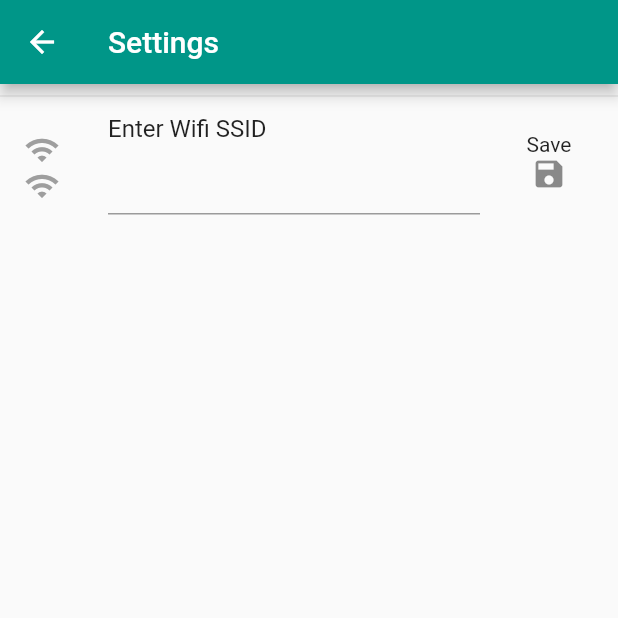
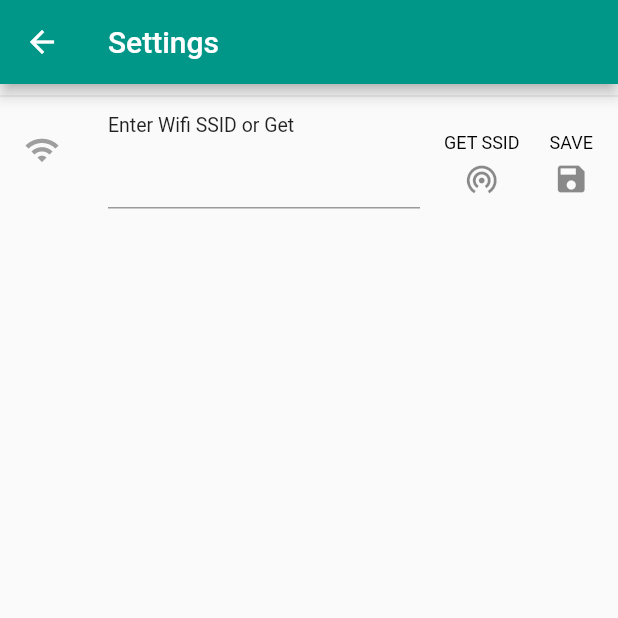
Before and after one commit to shanix13/geofence_test, a Flutter app: the screen it shows after launch, after a tap on the "settings" icon, on a phone screen of 412 x 824 dp, the top half of it. Run offline on Flutter 3.47's test engine with Material 2 defaults, Android fonts, the phone set to English and light mode, and no system bars; our stand-ins replace geolocator, google_nav_bar, shared_preferences; missing offline and left inert: geolocation, wifi_info_plugin.

```diff
--- a/lib/Helper/Config.dart
+++ b/lib/Helper/Config.dart
@@ -4,7 +4,9 @@ class Config {
   static int currentIndex = 0;
   static int selectedIndex = 0;
   static bool trackingStart = false;
-  static Map<String, GeofenceModel> geofenceList = new Map();
+  //TODO add list for multi geo
+  //static List<GeofenceModel> geofenceList = new List();
+  static GeofenceModel geofenceList = new GeofenceModel();
   static double geoFenceRadius = 10;
 }
 
--- a/lib/Helper/Geofencer.dart
+++ b/lib/Helper/Geofencer.dart
@@ -45,9 +45,10 @@ class Geofencer {
                   _subscriptionStartedTimestamp) ~/
               1000,
         );
+        var ssid = await wifi.getSSID();
         var geoVal = await checkGeofence(location.result.locations[0].latitude,
-            location.result.locations[0].longitude, wifi.getSSID());
-        provider.setUserLocations(location, geoVal, wifi.getSSID());
+            location.result.locations[0].longitude, ssid);
+        provider.setUserLocations(location, geoVal, ssid);
       });
 
       _subscription.onDone(() {
@@ -64,18 +65,18 @@ class Geofencer {
     gfm.lng = 100.3081;
     gfm.name = "GeoFence1";
     gfm.ssid = "X-WIFI";
-    cfg.Config.geofenceList["GeoFence1"] = gfm;
+    cfg.Config.geofenceList = gfm;
   }
 
   Future<List> checkGeofence(
       double curretLat, double currentLng, String ssid) async {
     cfg.geoStat geoStat;
-    var lat = cfg.Config.geofenceList["GeoFence1"].lat;
-    var lng = cfg.Config.geofenceList["GeoFence1"].lng;
+    var lat = cfg.Config.geofenceList.lat;
+    var lng = cfg.Config.geofenceList.lng;
     double distanceFromFence = await geoLoc.Geolocator()
         .distanceBetween(lat, lng, curretLat, currentLng);
     if (distanceFromFence <= cfg.Config.geoFenceRadius ||
-        ssid == cfg.Config.geofenceList["GeoFence1"].ssid) {
+        ssid == cfg.Config.geofenceList.ssid) {
       geoStat = cfg.geoStat.inside;
     } else {
       geoStat = cfg.geoStat.outside;
--- a/lib/Helper/WifiHelper.dart
+++ b/lib/Helper/WifiHelper.dart
@@ -14,8 +14,8 @@ class WifiHelper {
     _wifiObject = wifiObject;
   }
 
-  String getSSID() {
-    initialize();
+  Future<String> getSSID() async {
+    await initialize();
     var ssid = _wifiObject.ssid.replaceAll("\"", "");
     return ssid;
   }
--- a/lib/Model/GeofenceModel.dart
+++ b/lib/Model/GeofenceModel.dart
@@ -1,8 +1,9 @@
 class GeofenceModel {
-  GeofenceModel({this.lat, this.lng, this.name, this.ssid});
+  GeofenceModel({this.lat, this.lng, this.name, this.ssid, this.radius});
 
   double lat;
   double lng;
+  double radius;
   String name;
   String ssid;
 }
--- a/lib/View/SettingView.dart
+++ b/lib/View/SettingView.dart
@@ -1,4 +1,5 @@
 import 'package:flutter/material.dart';
+import 'package:geofence_test/Helper/WifiHelper.dart';
 import 'package:geofence_test/WidgetX/StyleX.dart';
 
 class SettingView extends StatefulWidget {
@@ -26,7 +27,8 @@ class _SettingViewState extends State<SettingView> with StyleX {
       body: ListView(children: <Widget>[
         Divider(),
         ListTile(
-          title: Text("Enter Wifi SSID"),
+          title: Text("Enter Wifi SSID or Get"),
+          dense: true,
           subtitle: Container(
               height: 100,
               child: Column(
@@ -38,17 +40,23 @@ class _SettingViewState extends State<SettingView> with StyleX {
                 ],
               )),
           trailing: Container(
-            width: 60,
-            child: Column(
+            width: 100,
+            child: Row(
               children: <Widget>[
-                Text("Save"),
-                Icon(Icons.save),
+                iconButtonX(
+                    label: "GET SSID",
+                    icon: Icons.wifi_tethering,
+                    callback: getDeviceSSID),
+                SizedBox(
+                  width: 20,
+                ),
+                iconButtonX(
+                    label: "SAVE", icon: Icons.save, callback: getDeviceSSID),
               ],
             ),
           ),
           leading: Column(
             children: <Widget>[
-              Icon(Icons.wifi, color: Colors.grey),
               Icon(Icons.wifi, color: Colors.grey),
             ],
           ),
@@ -57,4 +65,28 @@ class _SettingViewState extends State<SettingView> with StyleX {
       ]),
     );
   }
+
+  Future<void> getDeviceSSID() async {
+    WifiHelper wifi = new WifiHelper();
+    teSSID.text = await wifi.getSSID();
+  }
+
+  Widget iconButtonX({String label, IconData icon, Function callback}) {
+    return InkWell(
+        child: Column(
+          children: <Widget>[
+            Text(
+              label,
+              style: normalTextStyle,
+            ),
+            SizedBox(
+              height: 5,
+            ),
+            Icon(icon)
+          ],
+        ),
+        onTap: () {
+          callback();
+        });
+  }
 }
--- a/lib/WidgetX/StyleX.dart
+++ b/lib/WidgetX/StyleX.dart
@@ -4,8 +4,8 @@ mixin StyleX {
   var workerTextStyle =
       TextStyle(fontSize: 15, color: Colors.black, fontWeight: FontWeight.w500);
 
-  var infoTextStyle =
-      TextStyle(fontSize: 15, color: Colors.white, fontWeight: FontWeight.w400);
+  var normalTextStyle =
+      TextStyle(fontSize: 12, color: Colors.black, fontWeight: FontWeight.w400);
   var tabTextStyle =
       TextStyle(fontSize: 20, color: Colors.white, fontWeight: FontWeight.w500);
   var infoValueTextStyle =
--- a/pubspec.yaml
+++ b/pubspec.yaml
@@ -29,6 +29,7 @@ dependencies:
   flutter_local_notifications: ^1.4.4+1
   provider: ^4.0.4
   wifi_info_plugin: ^1.1.5
+  shared_preferences: ^0.5.7+3
 
   # The following adds the Cupertino Icons font to your application.
   # Use with the CupertinoIcons class for iOS style icons.
```
Also changed, not shown: lib/Helper/SharedPref.dart (added, +33 -0 lines), pubspec.lock.
